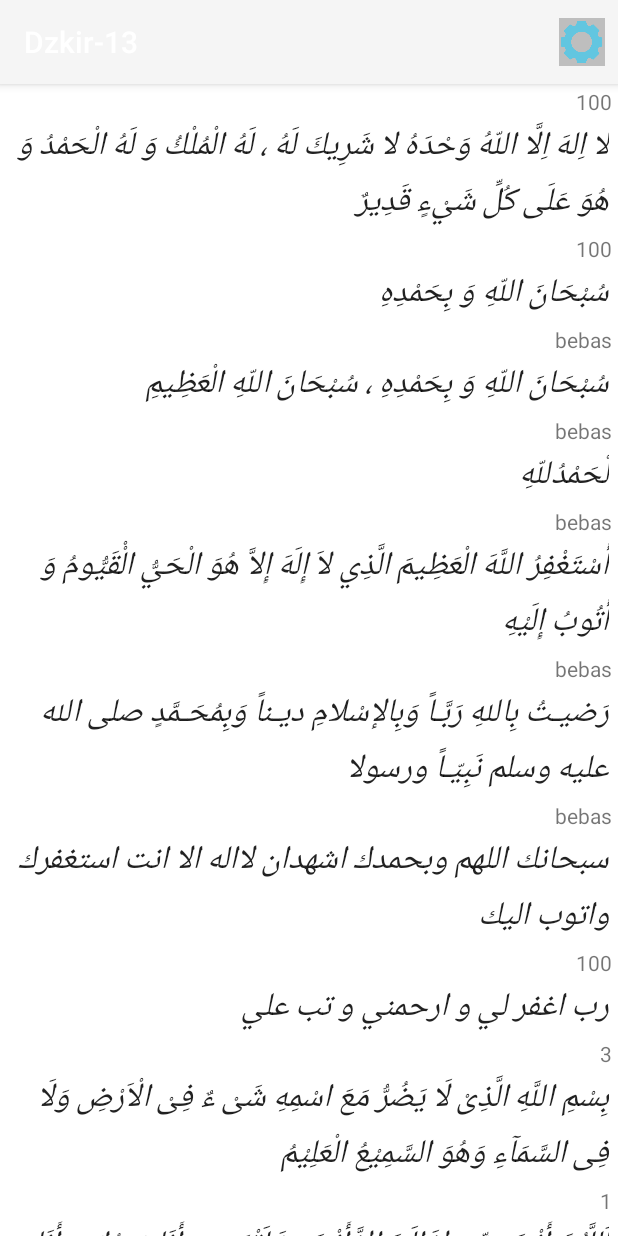
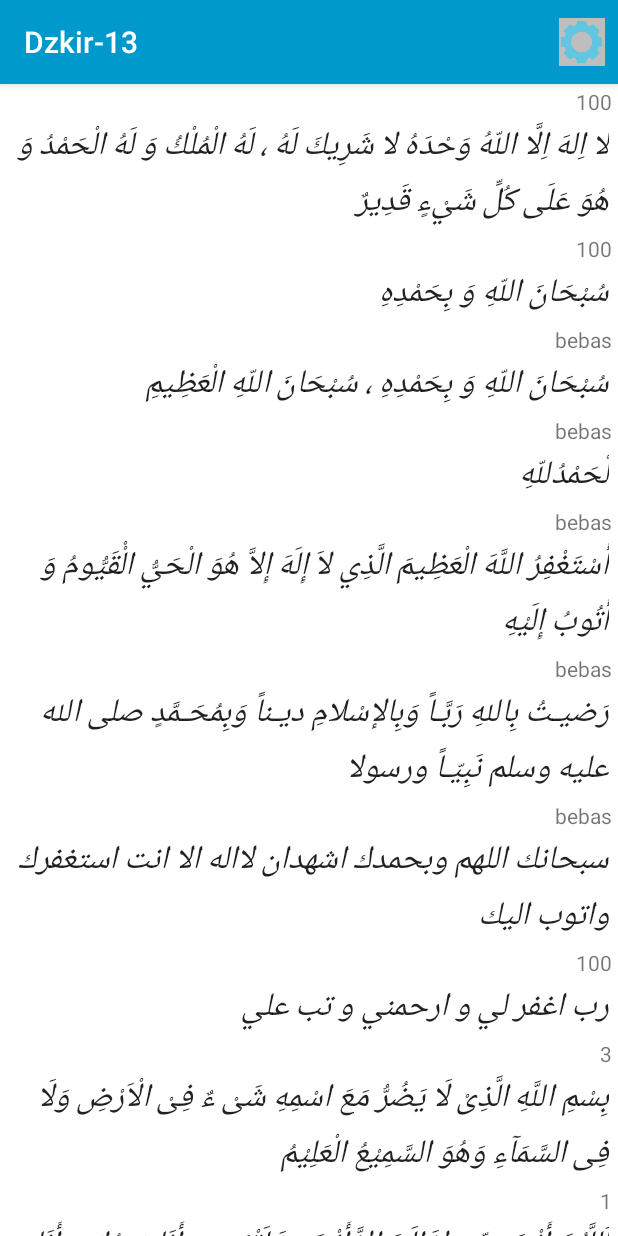
Before and after one commit to noiz354/pr13, an Android app: the screen it shows after launch (MainActivity2), on a phone screen of 412 x 824 dp. Run offline under Robolectric (Android 15) with nearby library versions, the phone set to English and light mode, and no system bars; our stand-ins replace ButterKnife, Dagger/Hilt's generated code; libraries missing offline, so code that uses them is left out: javax.annotation, org.parceler.

Commit message:
Fix theme and toolbar style.

```diff
--- a/app/src/main/res/values/styles.xml
+++ b/app/src/main/res/values/styles.xml
@@ -3,32 +3,30 @@
 
     <!-- Base application theme. -->
     <style name="AppTheme" parent="Theme.AppCompat.Light.NoActionBar">
-        <!-- For Overlay-->
-        <item name="android:windowActionBarOverlay">true</item>
-        <item name="windowActionBarOverlay">true</item>
-
-        <item name="android:actionBarStyle">@style/MyActionBar</item>
-
-
-        <!-- Support library compatibility -->
-        <item name="actionBarStyle">@style/MyActionBar</item>
-
+        <!-- Customize your theme here. -->
+        <item name="colorPrimary">@android:color/holo_blue_dark</item>
+        <item name="colorPrimaryDark">@android:color/holo_blue_dark</item>
+        <item name="colorAccent">@android:color/holo_blue_dark</item>
     </style>
 
-    <!-- ActionBar styles -->
-    <style name="MyActionBar"
-        parent="@style/Widget.AppCompat.Light.ActionBar.Solid.Inverse">
-        <item name="android:background">@color/grey_strong</item>
-
-        <!-- Support library compatibility -->
-        <item name="background">@color/grey_strong</item>
+    <style name="ToolbarTheme" parent="@style/ThemeOverlay.AppCompat.Dark.ActionBar">
+        <!-- This would set the toolbar's background color -->
+        <item name="android:background">@android:color/holo_blue_dark</item>
+        <!-- android:textColorPrimary is the color of the title text in the Toolbar  -->
+        <item name="android:textColorPrimary">@android:color/holo_blue_light</item>
+        <!-- android:actionMenuTextColor is the color of the text of action (menu) items  -->
+        <item name="actionMenuTextColor">@android:color/holo_green_light</item>
+        <!-- Enable these below if you want clicking icons to trigger a ripple effect -->
+        <!--
+        <item name="selectableItemBackground">?android:selectableItemBackground</item>
+        <item name="selectableItemBackgroundBorderless">?android:selectableItemBackground</item>
+        -->
     </style>
 
-    <style name="Theme.AppCompat.Light.NoActionBar.FullScreen" parent="@style/Theme.AppCompat.Light">
-        <item name="android:windowNoTitle">true</item>
-        <item name="windowActionBar">false</item>
-        <item name="android:windowFullscreen">true</item>
-        <item name="android:windowContentOverlay">@null</item>
+    <!-- This configures the styles for the title within the Toolbar  -->
+    <style name="Toolbar.TitleText" parent="TextAppearance.Widget.AppCompat.Toolbar.Title">
+        <item name="android:textSize">21sp</item>
+        <item name="android:textStyle">italic</item>
     </style>
 
 </resources>
```
